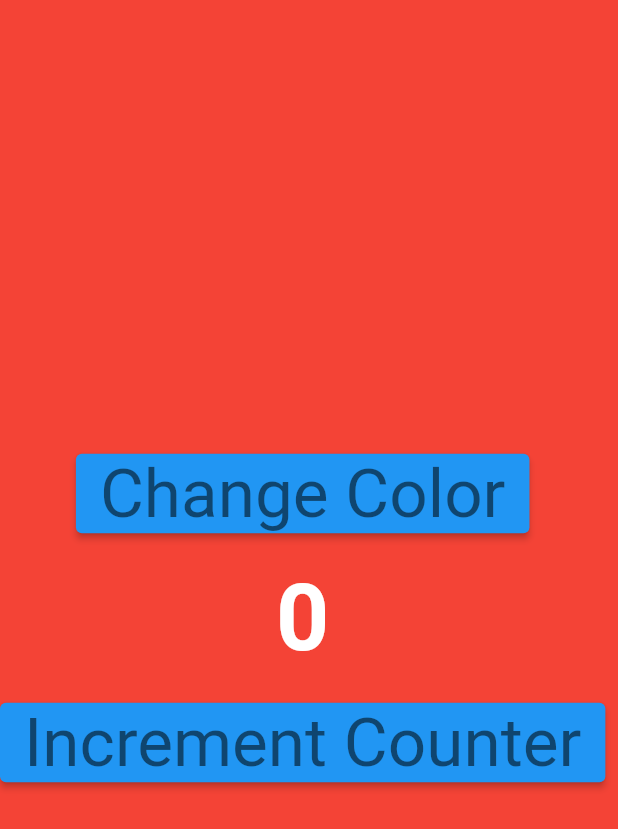
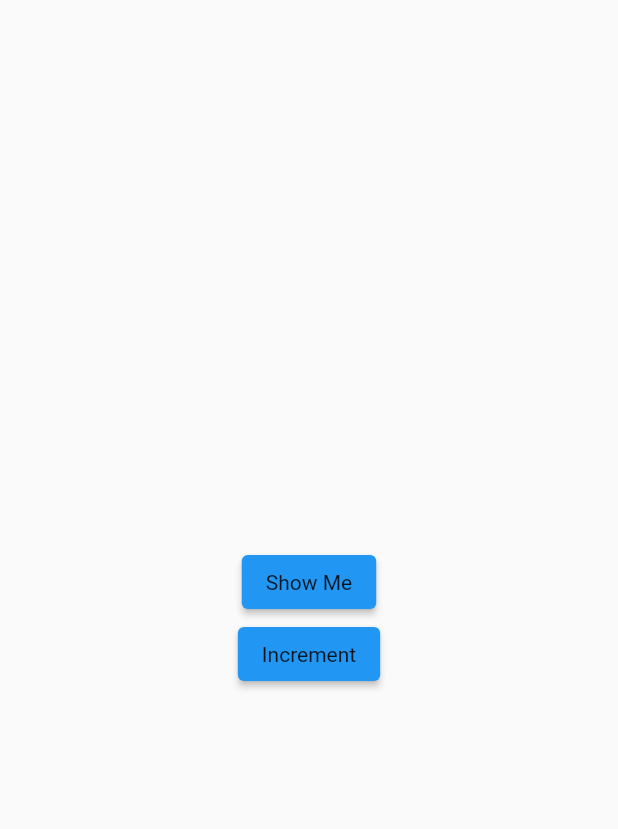
Before and after one commit to ttoghere/blocoverview, a Flutter app: the screen it shows after launch, on a phone screen of 412 x 824 dp. Shown: the top 829 px of the screen. Run offline on Flutter 3.47's test engine with Material 2 defaults, Android fonts, the phone set to English and light mode, and no system bars; our stand-ins replace bloc, equatable, flutter_bloc.

Commit message:
Will Bloc Named Route

```diff
--- a/lib/main.dart
+++ b/lib/main.dart
@@ -1,15 +1,16 @@
 // import 'package:blocoverview/blocs/theme/theme_bloc.dart';
-import 'package:blocoverview/blocs/color_bloc/color_bloc.dart';
-import 'package:blocoverview/screens/bloc_com_homepage.dart';
+import 'package:blocoverview/screens/bloc_access_homepage.dart';
 import 'package:flutter/material.dart';
 import 'package:flutter_bloc/flutter_bloc.dart';
-import 'package:blocoverview/blocs/counter_bloc/counter_bloc_bloc.dart';
-import 'package:blocoverview/screens/homepage.dart';
 import 'package:blocoverview/cubits/counter_cubit/counter_cubit.dart';
 import 'package:blocoverview/screens/cubit_com_homepage.dart';
 import 'package:blocoverview/screens/event_homepage.dart';
 import 'package:blocoverview/cubits/color_cubit/color_cubit.dart';
 import 'package:blocoverview/cubits/theme_cubit/theme_cubit.dart';
+import 'package:blocoverview/blocs/counter_bloc/counter_bloc_bloc.dart';
+import 'package:blocoverview/screens/homepage.dart';
+import 'package:blocoverview/screens/bloc_com_homepage.dart';
+import 'package:blocoverview/blocs/color_bloc/color_bloc.dart';
 
 void main() {
   //Bloc karmaşık yapılarda kullanılır
@@ -17,28 +18,66 @@ void main() {
   runApp(MyApp());
 }
 
-// Bloc ve Bloc iletişimi metotları
+// Anonymous Route ve Bloc Access
 class MyApp extends StatelessWidget {
   @override
   Widget build(BuildContext context) {
-    return MultiBlocProvider(
-      providers: [
-        BlocProvider<ColorBloc>(
-          create: (context) => ColorBloc(),
-        ),
-        BlocProvider<CounterBlocBloc>(
-          create: (context) => CounterBlocBloc(),
-        ),
-      ],
+    return BlocProvider<CounterCubit>(
+      create: (context) => CounterCubit(),
       child: MaterialApp(
-        debugShowCheckedModeBanner: false,
-        theme: ThemeData(),
-        title: 'Cubit to Cubit',
-        home: BlocComHomepage(),
-      ),
+          debugShowCheckedModeBanner: false,
+          theme: ThemeData(),
+          title: 'Cubit to Cubit',
+          home: BlocProvider<CounterCubit>(
+            create: (context) {
+              return CounterCubit();
+            },
+            child: BlocAccessHomepage(),
+          )),
     );
   }
 }
+
+
+// // Cubit ve Bloc Access
+// class MyApp extends StatelessWidget {
+//   @override
+//   Widget build(BuildContext context) {
+//     return BlocProvider<CounterCubit>(
+//       create: (context) => CounterCubit(),
+//       child: MaterialApp(
+//         debugShowCheckedModeBanner: false,
+//         theme: ThemeData(),
+//         title: 'Cubit to Cubit',
+//         home: BlocAccessHomepage(),
+//       ),
+//     );
+//   }
+// }
+
+// // Bloc Listener metotları
+// class MyApp extends StatelessWidget {
+//   @override
+//   Widget build(BuildContext context) {
+//     return MultiBlocProvider(
+//       providers: [
+//         BlocProvider<ColorBloc>(
+//           create: (context) => ColorBloc(),
+//         ),
+//         BlocProvider<CounterBlocBloc>(
+//           create: (context) => CounterBlocBloc(),
+//         ),
+//       ],
+//       child: MaterialApp(
+//         debugShowCheckedModeBanner: false,
+//         theme: ThemeData(),
+//         title: 'Cubit to Cubit',
+//         home: BlocComHomepage(),
+//       ),
+//     );
+//   }
+// }
+
 // // Bloc ve Bloc iletişimi metotları
 // class MyApp extends StatelessWidget {
 //   @override
--- /dev/null
+++ b/lib/screens/bloc_access_homepage.dart
@@ -0,0 +1,87 @@
+import 'package:blocoverview/cubits/counter_cubit/counter_cubit.dart';
+import 'package:blocoverview/screens/counter_page.dart';
+import 'package:flutter/material.dart';
+import 'package:flutter_bloc/flutter_bloc.dart';
+
+class BlocAccessHomepage extends StatelessWidget {
+  const BlocAccessHomepage({Key? key}) : super(key: key);
+
+  @override
+  Widget build(BuildContext context) {
+    return Scaffold(
+      body: Center(
+        child: Column(
+          mainAxisAlignment: MainAxisAlignment.center,
+          children: [
+            ElevatedButton(
+              onPressed: () {
+                Navigator.of(context).push(MaterialPageRoute(
+                  builder: (counterContext) {
+                    return BlocProvider.value(
+                      value: context.read<CounterCubit>(),
+                      child: ShowMeCounter(),
+                    );
+                  },
+                ));
+              },
+              child: Text(
+                "Show Me",
+                style: Theme.of(context).textTheme.bodyText2,
+              ),
+            ),
+            ElevatedButton(
+              onPressed: () {
+                BlocProvider.of<CounterCubit>(context).increment();
+              },
+              child: Text(
+                "Increment",
+                style: Theme.of(context).textTheme.bodyText2,
+              ),
+            )
+          ],
+        ),
+      ),
+    );
+  }
+}
+
+// //Bloc Access
+// class BlocAccessHomepage extends StatelessWidget {
+//   const BlocAccessHomepage({Key? key}) : super(key: key);
+
+//   @override
+//   Widget build(BuildContext context) {
+//     return Scaffold(
+//       body: Center(
+//         child: BlocProvider<CounterCubit>(
+//           create: (context) => CounterCubit(),
+//           child: Builder(
+//             builder: (context) {
+//               return Column(
+//                 mainAxisAlignment: MainAxisAlignment.center,
+//                 children: [
+//                   Text(
+//                     " ${BlocProvider.of<CounterCubit>(context, listen: true).state.counter}",
+//                     style: Theme.of(context)
+//                         .textTheme
+//                         .bodyText1!
+//                         .copyWith(fontSize: 52),
+//                   ),
+//                   ElevatedButton(
+//                     onPressed: () {
+//                       BlocProvider.of<CounterCubit>(context).increment();
+//                     },
+//                     child: Text(
+//                       "Increment",
+//                       style: Theme.of(context).textTheme.bodyText2,
+//                     ),
+//                   )
+//                 ],
+//               );
+//             },
+//           ),
+//         ),
+//       ),
+//     );
+//   }
+// }
```
Also changed, not shown: lib/screens/counter_page.dart (added, +26 -0 lines).
